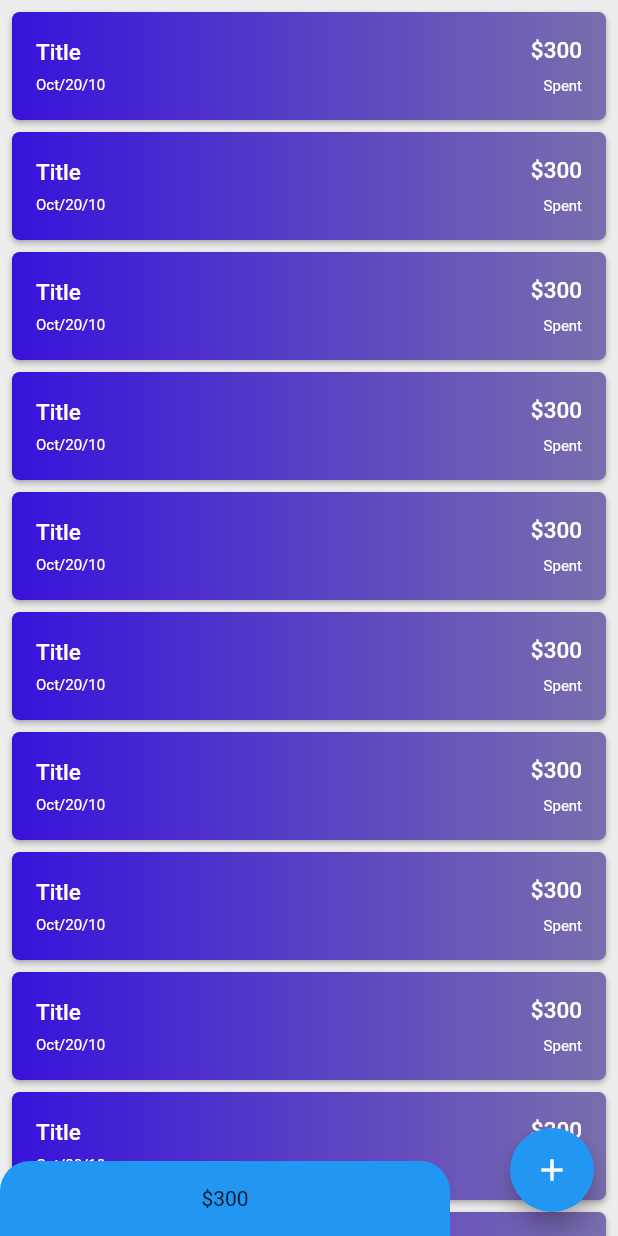
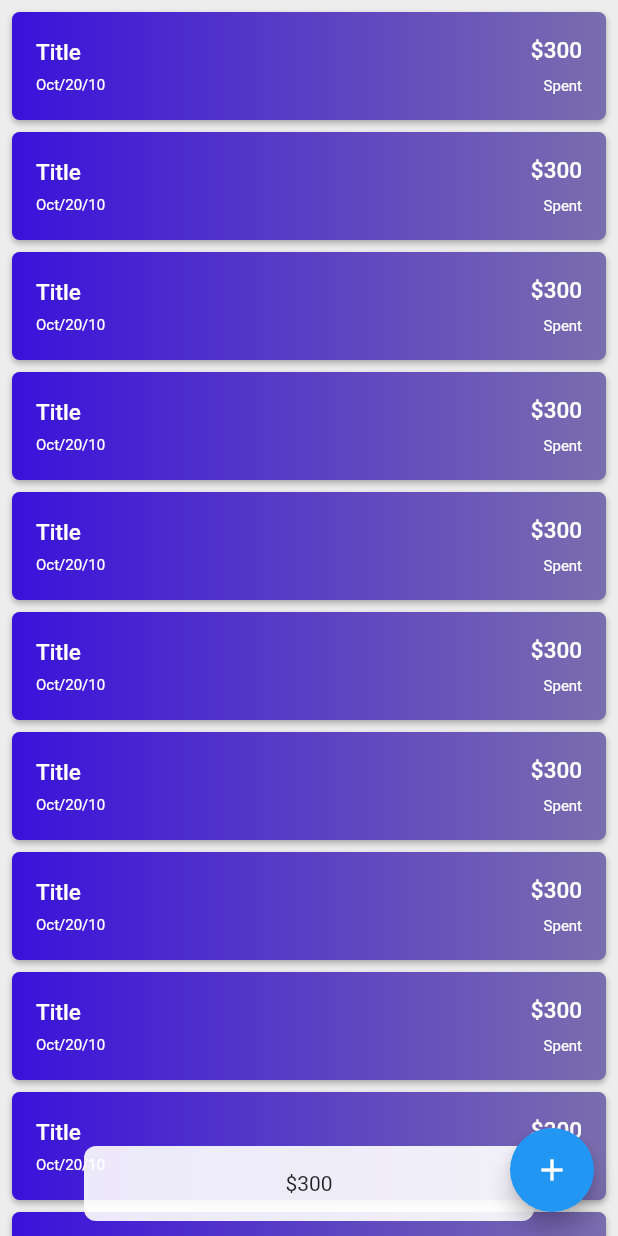
Before and after one commit to hammad143/money_manage, a Flutter app: the screen it shows after launch, on a phone screen of 412 x 824 dp. Run offline on Flutter 3.47's test engine with Material 2 defaults, Android fonts, the phone set to English and light mode, and no system bars; our stand-ins replace hive, hive_flutter; accounts and stored records are empty.

Commit message:
new commit with responsiveness

```diff
--- a/lib/view/tasks_view/tasks.dart
+++ b/lib/view/tasks_view/tasks.dart
@@ -15,8 +15,9 @@ class TaskView extends StatelessWidget {
     );
   }
 
-  Dismissible _buildDismissible() {
-    return Dismissible(
+  Widget _buildDismissible() {
+    return Container(
+      child: Dismissible(
         confirmDismiss: (dismissDir) {
           print("Confirm Dissmiss");
           return Future.value(true);
@@ -43,6 +44,7 @@ class TaskView extends StatelessWidget {
             DismissibleCustomContainer(),
           ],
         ),
+      ),
     );
   }
 
@@ -67,8 +69,10 @@ class TaskView extends StatelessWidget {
               ),
             ),
             Positioned(
-              bottom: 0,
-              child: RemainingAmountContainer(),
+              bottom: 10,
+              left: 0,
+              right: 0,
+              child: Center(child: RemainingAmountContainer()),
             ),
           ],
         ),
@@ -88,12 +92,14 @@ class RemainingAmountContainer extends StatelessWidget {
       alignment: Alignment.center,
       height: 50,
       width: 300,
-      decoration: const BoxDecoration(
+      decoration: BoxDecoration(
+        color: Colors.white.withOpacity(.9),
         borderRadius: BorderRadius.only(
-          topLeft: Radius.circular(kDefaultValue),
-          topRight: Radius.circular(kDefaultValue),
+          topLeft: Radius.circular(kDefaultValue / 2.5),
+          topRight: Radius.circular(kDefaultValue / 2.5),
+          bottomLeft: Radius.circular(kDefaultValue / 2.5),
+          bottomRight: Radius.circular(kDefaultValue / 2.5),
         ),
-        color: Colors.blue,
       ),
       child: const Text("\$300"),
     );
```
Also changed, not shown: lib/view/device_orientation_builder.dart (added, +15 -0 lines), lib/view/responsive_setup_view.dart (added, +23 -0 lines). Lines whose indentation alone changed are shown as unchanged.
